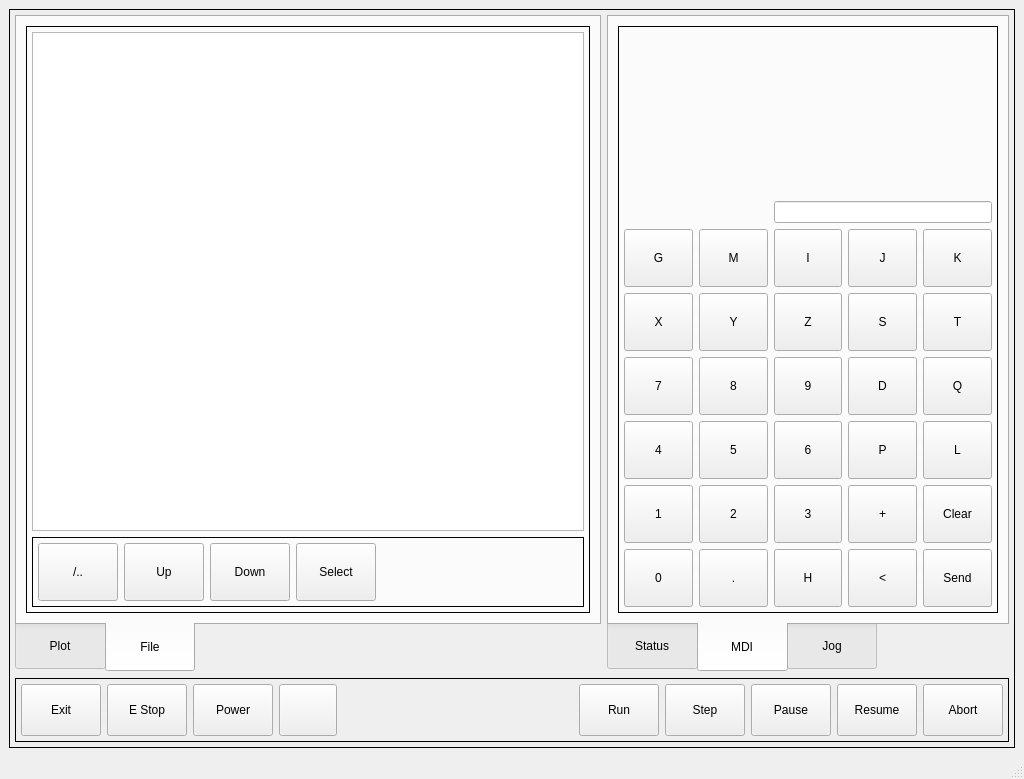
This is bp_touch/ui/mainwindow.ui in jethornton/bp_touch as Qt 5 draws it before an edit. The edited form follows.
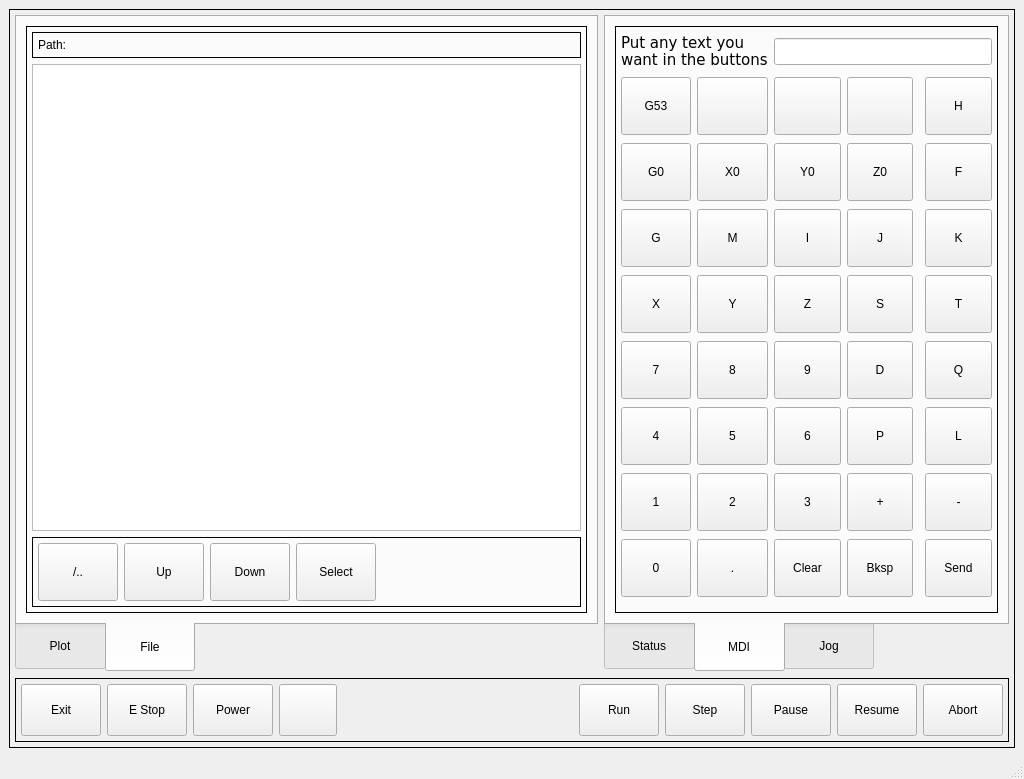
This is the edited form. The open tabs and pages were chosen to show the change. Custom widgets are drawn as their Qt base class.

Commit message: add more mdi buttons

Diff of the .ui file:
```diff
--- a/bp_touch/ui/mainwindow.ui
+++ b/bp_touch/ui/mainwindow.ui
@@ -222,7 +222,7 @@
               <property name="bottomMargin">
                <number>5</number>
               </property>
-              <item row="0" column="0">
+              <item row="2" column="0">
                <widget class="FileSystemTable" name="filesystemtable">
                 <property name="font">
                  <font>
@@ -230,6 +230,9 @@
                   <pointsize>12</pointsize>
                  </font>
                 </property>
+                <property name="sortingEnabled">
+                 <bool>false</bool>
+                </property>
                 <property name="hiddenColumns" stdset="0">
                  <string>2</string>
                 </property>
@@ -241,7 +244,7 @@
                 </attribute>
                </widget>
               </item>
-              <item row="1" column="0">
+              <item row="3" column="0">
                <widget class="QFrame" name="gridFrame">
                 <property name="frameShape">
                  <enum>QFrame::Box</enum>
@@ -303,6 +306,53 @@
                 </layout>
                </widget>
               </item>
+              <item row="0" column="0">
+               <widget class="QFrame" name="gridFrame">
+                <property name="frameShape">
+                 <enum>QFrame::Box</enum>
+                </property>
+                <layout class="QGridLayout" name="gridLayout_12">
+                 <property name="leftMargin">
+                  <number>5</number>
+                 </property>
+                 <property name="topMargin">
+                  <number>5</number>
+                 </property>
+                 <property name="rightMargin">
+                  <number>5</number>
+                 </property>
+                 <property name="bottomMargin">
+                  <number>5</number>
+                 </property>
+                 <item row="0" column="1">
+                  <widget class="QLabel" name="currentPath">
+                   <property name="text">
+                    <string/>
+                   </property>
+                  </widget>
+                 </item>
+                 <item row="0" column="0">
+                  <widget class="QLabel" name="label_10">
+                   <property name="sizePolicy">
+                    <sizepolicy hsizetype="Minimum" vsizetype="Preferred">
+                     <horstretch>0</horstretch>
+                     <verstretch>0</verstretch>
+                    </sizepolicy>
+                   </property>
+                   <property name="maximumSize">
+                    <size>
+                     <width>40</width>
+                     <height>16777215</height>
+                    </size>
+                   </property>
+                   <property name="text">
+                    <string>Path:</string>
+                   </property>
+                  </widget>
+                 </item>
+                </layout>
+               </widget>
+              </item>
              </layout>
             </widget>
            </item>
@@ -909,7 +959,34 @@
               <property name="bottomMargin">
                <number>5</number>
               </property>
-              <item row="2" column="3">
+              <item row="0" column="2" colspan="4">
+               <widget class="MDIEntry" name="mdiEntry">
+                <property name="font">
+                 <font>
+                  <family>DejaVu Sans</family>
+                  <pointsize>12</pointsize>
+                 </font>
+                </property>
+               </widget>
+              </item>
+              <item row="4" column="5">
+               <widget class="QPushButton" name="pushButton_2">
+                <property name="text">
+                 <string>T</string>
+                </property>
+                <attribute name="buttonGroup">
+                 <string notr="true">mdiButtonGroup</string>
+                </attribute>
+               </widget>
+              </item>
+              <item row="8" column="5">
+               <widget class="QPushButton" name="mdiSendKey">
+                <property name="text">
+                 <string>Send</string>
+                </property>
+               </widget>
+              </item>
+              <item row="3" column="3">
                <widget class="QPushButton" name="pushButton_7">
                 <property name="text">
                  <string>J</string>
@@ -919,7 +996,7 @@
                 </attribute>
                </widget>
               </item>
-              <item row="5" column="4">
+              <item row="6" column="5">
                <widget class="QPushButton" name="pushButton_4">
                 <property name="text">
                  <string>L</string>
@@ -929,7 +1006,7 @@
                 </attribute>
                </widget>
               </item>
-              <item row="6" column="1">
+              <item row="7" column="1">
                <widget class="QPushButton" name="pushButton_44">
                 <property name="text">
                  <string>2</string>
@@ -939,14 +1016,7 @@
                 </attribute>
                </widget>
               </item>
-              <item row="6" column="4">
-               <widget class="QPushButton" name="mdiClearKey">
-                <property name="text">
-                 <string>Clear</string>
-                </property>
-               </widget>
-              </item>
-              <item row="4" column="4">
+              <item row="5" column="5">
                <widget class="QPushButton" name="pushButton_3">
                 <property name="text">
                  <string>Q</string>
@@ -956,7 +1026,7 @@
                 </attribute>
                </widget>
               </item>
-              <item row="2" column="0">
+              <item row="3" column="0">
                <widget class="QPushButton" name="pushButton_25">
                 <property name="text">
                  <string>G</string>
@@ -966,7 +1036,7 @@
                 </attribute>
                </widget>
               </item>
-              <item row="2" column="2">
+              <item row="3" column="2">
                <widget class="QPushButton" name="pushButton_19">
                 <property name="text">
                  <string>I</string>
@@ -976,7 +1046,7 @@
                 </attribute>
                </widget>
               </item>
-              <item row="4" column="0">
+              <item row="5" column="0">
                <widget class="QPushButton" name="pushButton_35">
                 <property name="text">
                  <string>7</string>
@@ -986,7 +1056,7 @@
                 </attribute>
                </widget>
               </item>
-              <item row="4" column="1">
+              <item row="5" column="1">
                <widget class="QPushButton" name="pushButton_34">
                 <property name="text">
                  <string>8</string>
@@ -996,7 +1066,7 @@
                 </attribute>
                </widget>
               </item>
-              <item row="2" column="4">
+              <item row="3" column="5">
                <widget class="QPushButton" name="pushButton">
                 <property name="text">
                  <string>K</string>
@@ -1006,27 +1076,7 @@
                 </attribute>
                </widget>
               </item>
-              <item row="3" column="4">
-               <widget class="QPushButton" name="pushButton_2">
-                <property name="text">
-                 <string>T</string>
-                </property>
-                <attribute name="buttonGroup">
-                 <string notr="true">mdiButtonGroup</string>
-                </attribute>
-               </widget>
-              </item>
-              <item row="7" column="4">
-               <widget class="QPushButton" name="mdiSendKey">
-                <property name="text">
-                 <string>Send</string>
-                </property>
-               </widget>
-              </item>
-              <item row="1" column="2" colspan="3">
-               <widget class="MDIEntry" name="mdiEntry"/>
-              </item>
-              <item row="7" column="1">
+              <item row="8" column="1">
                <widget class="QPushButton" name="pushButton_49">
                 <property name="text">
                  <string>.</string>
@@ -1036,7 +1086,7 @@
                 </attribute>
                </widget>
               </item>
-              <item row="3" column="2">
+              <item row="4" column="2">
                <widget class="QPushButton" name="pushButton_28">
                 <property name="text">
                  <string>Z</string>
@@ -1046,7 +1096,7 @@
                 </attribute>
                </widget>
               </item>
-              <item row="3" column="3">
+              <item row="4" column="3">
                <widget class="QPushButton" name="pushButton_27">
                 <property name="text">
                  <string>S</string>
@@ -1056,7 +1106,7 @@
                 </attribute>
                </widget>
               </item>
-              <item row="7" column="0">
+              <item row="8" column="0">
                <widget class="QPushButton" name="pushButton_50">
                 <property name="text">
                  <string>0</string>
@@ -1066,7 +1116,7 @@
                 </attribute>
                </widget>
               </item>
-              <item row="6" column="3">
+              <item row="7" column="3">
                <widget class="QPushButton" name="pushButton_42">
                 <property name="text">
                  <string>+</string>
@@ -1076,7 +1126,7 @@
                 </attribute>
                </widget>
               </item>
-              <item row="6" column="0">
+              <item row="7" column="0">
                <widget class="QPushButton" name="pushButton_45">
                 <property name="text">
                  <string>1</string>
@@ -1086,7 +1136,7 @@
                 </attribute>
                </widget>
               </item>
-              <item row="6" column="2">
+              <item row="7" column="2">
                <widget class="QPushButton" name="pushButton_43">
                 <property name="text">
                  <string>3</string>
@@ -1096,7 +1146,7 @@
                 </attribute>
                </widget>
               </item>
-              <item row="3" column="0">
+              <item row="4" column="0">
                <widget class="QPushButton" name="pushButton_30">
                 <property name="text">
                  <string>X</string>
@@ -1106,7 +1156,7 @@
                 </attribute>
                </widget>
               </item>
-              <item row="3" column="1">
+              <item row="4" column="1">
                <widget class="QPushButton" name="pushButton_29">
                 <property name="text">
                  <string>Y</string>
@@ -1116,7 +1166,7 @@
                 </attribute>
                </widget>
               </item>
-              <item row="4" column="3">
+              <item row="5" column="3">
                <widget class="QPushButton" name="pushButton_32">
                 <property name="text">
                  <string>D</string>
@@ -1126,7 +1176,7 @@
                 </attribute>
                </widget>
               </item>
-              <item row="5" column="3">
+              <item row="6" column="3">
                <widget class="QPushButton" name="pushButton_37">
                 <property name="text">
                  <string>P</string>
@@ -1136,7 +1186,7 @@
                 </attribute>
                </widget>
               </item>
-              <item row="5" column="0">
+              <item row="6" column="0">
                <widget class="QPushButton" name="pushButton_40">
                 <property name="text">
                  <string>4</string>
@@ -1146,7 +1196,7 @@
                 </attribute>
                </widget>
               </item>
-              <item row="5" column="2">
+              <item row="6" column="2">
                <widget class="QPushButton" name="pushButton_38">
                 <property name="text">
                  <string>6</string>
@@ -1156,7 +1206,7 @@
                 </attribute>
                </widget>
               </item>
-              <item row="5" column="1">
+              <item row="6" column="1">
                <widget class="QPushButton" name="pushButton_39">
                 <property name="text">
                  <string>5</string>
@@ -1166,7 +1216,7 @@
                 </attribute>
                </widget>
               </item>
-              <item row="4" column="2">
+              <item row="5" column="2">
                <widget class="QPushButton" name="pushButton_33">
                 <property name="text">
                  <string>9</string>
@@ -1176,24 +1226,14 @@
                 </attribute>
                </widget>
               </item>
-              <item row="7" column="2">
-               <widget class="QPushButton" name="pushButton_48">
-                <property name="text">
-                 <string>H</string>
-                </property>
-                <attribute name="buttonGroup">
-                 <string notr="true">mdiButtonGroup</string>
-                </attribute>
-               </widget>
-              </item>
-              <item row="7" column="3">
+              <item row="8" column="3">
                <widget class="QPushButton" name="mdiBackSpaceKey">
                 <property name="text">
-                 <string>&lt;</string>
+                 <string>Bksp</string>
                 </property>
                </widget>
               </item>
-              <item row="2" column="1">
+              <item row="3" column="1">
                <widget class="QPushButton" name="pushButton_22">
                 <property name="text">
                  <string>M</string>
@@ -1203,18 +1243,144 @@
                 </attribute>
                </widget>
               </item>
-              <item row="0" column="2">
-               <spacer name="verticalSpacer">
-                <property name="orientation">
-                 <enum>Qt::Vertical</enum>
+              <item row="2" column="0">
+               <widget class="QPushButton" name="pushButton_5">
+                <property name="text">
+                 <string>G0</string>
                 </property>
-                <property name="sizeHint" stdset="0">
-                 <size>
-                  <width>20</width>
-                  <height>40</height>
-                 </size>
+                <attribute name="buttonGroup">
+                 <string notr="true">mdiButtonGroup</string>
+                </attribute>
+               </widget>
+              </item>
+              <item row="2" column="1">
+               <widget class="QPushButton" name="pushButton_6">
+                <property name="text">
+                 <string>X0</string>
                 </property>
-               </spacer>
+                <attribute name="buttonGroup">
+                 <string notr="true">mdiButtonGroup</string>
+                </attribute>
+               </widget>
+              </item>
+              <item row="2" column="2">
+               <widget class="QPushButton" name="pushButton_26">
+                <property name="text">
+                 <string>Y0</string>
+                </property>
+                <attribute name="buttonGroup">
+                 <string notr="true">mdiButtonGroup</string>
+                </attribute>
+               </widget>
+              </item>
+              <item row="2" column="3">
+               <widget class="QPushButton" name="pushButton_31">
+                <property name="text">
+                 <string>Z0</string>
+                </property>
+                <attribute name="buttonGroup">
+                 <string notr="true">mdiButtonGroup</string>
+                </attribute>
+               </widget>
+              </item>
+              <item row="1" column="1">
+               <widget class="QPushButton" name="pushButton_46">
+                <property name="text">
+                 <string/>
+                </property>
+                <attribute name="buttonGroup">
+                 <string notr="true">mdiButtonGroup</string>
+                </attribute>
+               </widget>
+              </item>
+              <item row="2" column="5">
+               <widget class="QPushButton" name="pushButton_36">
+                <property name="text">
+                 <string>F</string>
+                </property>
+                <attribute name="buttonGroup">
+                 <string notr="true">mdiButtonGroup</string>
+                </attribute>
+               </widget>
+              </item>
+              <item row="1" column="0">
+               <widget class="QPushButton" name="pushButton_41">
+                <property name="text">
+                 <string>G53</string>
+                </property>
+                <attribute name="buttonGroup">
+                 <string notr="true">mdiButtonGroup</string>
+                </attribute>
+               </widget>
+              </item>
+              <item row="0" column="0" colspan="2">
+               <widget class="QLabel" name="label_9">
+                <property name="font">
+                 <font>
+                  <family>DejaVu Sans</family>
+                  <pointsize>11</pointsize>
+                  <weight>50</weight>
+                  <italic>false</italic>
+                  <bold>false</bold>
+                 </font>
+                </property>
+                <property name="styleSheet">
+                 <string notr="true">QLabel {
+font: 11pt &quot;DejaVu Sans&quot;;
+}</string>
+                </property>
+                <property name="text">
+                 <string>Put any text you
+want in the buttons</string>
+                </property>
+               </widget>
+              </item>
+              <item row="1" column="5">
+               <widget class="QPushButton" name="pushButton_52">
+                <property name="text">
+                 <string>H</string>
+                </property>
+                <attribute name="buttonGroup">
+                 <string notr="true">mdiButtonGroup</string>
+                </attribute>
+               </widget>
+              </item>
+              <item row="1" column="3">
+               <widget class="QPushButton" name="pushButton_51">
+                <property name="text">
+                 <string/>
+                </property>
+                <attribute name="buttonGroup">
+                 <string notr="true">mdiButtonGroup</string>
+                </attribute>
+               </widget>
+              </item>
+              <item row="1" column="2">
+               <widget class="QPushButton" name="pushButton_47">
+                <property name="text">
+                 <string/>
+                </property>
+                <attribute name="buttonGroup">
+                 <string notr="true">mdiButtonGroup</string>
+                </attribute>
+               </widget>
+              </item>
+              <item row="8" column="2">
+               <widget class="QPushButton" name="mdiClearKey">
+                <property name="text">
+                 <string>Clear</string>
+                </property>
+               </widget>
+              </item>
+              <item row="7" column="5">
+               <widget class="QPushButton" name="pushButton_48">
+                <property name="text">
+                 <string>-</string>
+                </property>
+                <attribute name="buttonGroup">
+                 <string notr="true">mdiButtonGroup</string>
+                </attribute>
+               </widget>
               </item>
              </layout>
             </widget>
```
Left out of the diff: 34 changed lines with no effect on the pictures.
